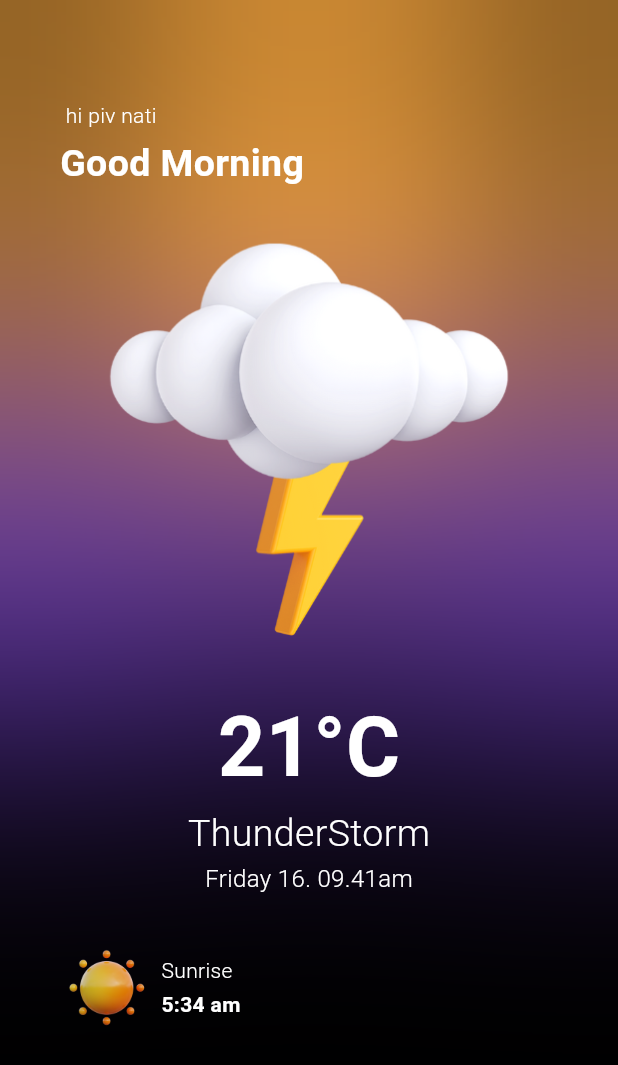
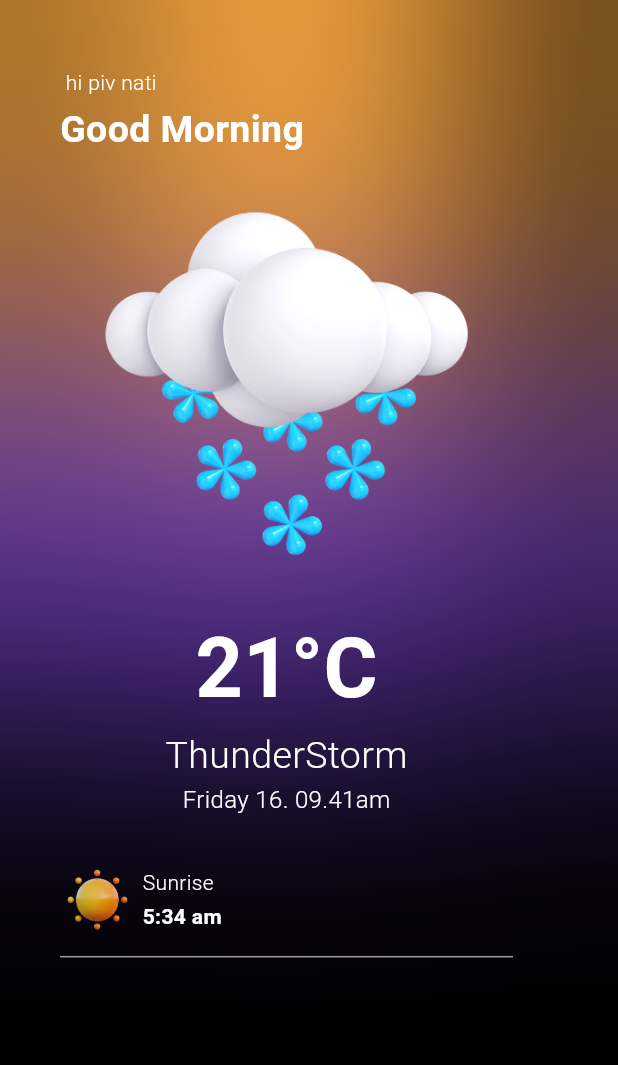
Before and after one commit to natanmuletahunde/weather_app.flutter-, a Flutter app: the screen it shows after launch, on a phone screen of 412 x 824 dp. Shown: the top 1065 px of the screen. Run offline on Flutter 3.47's test engine with Material 3 defaults, Android fonts, the phone set to English and light mode, and no system bars; our stand-ins replace bloc.

Commit message:
add the divider for the row items

```diff
--- a/lib/screens/home_screen.dart
+++ b/lib/screens/home_screen.dart
@@ -19,7 +19,7 @@ class HomeScreen extends StatelessWidget {
         ),
       ),
       body: Padding(
-        padding: EdgeInsets.fromLTRB(40, 1.2 * kToolbarHeight, 40, 20),
+        padding: EdgeInsets.fromLTRB(40, 0.8 * kToolbarHeight, 70, 5), // Reduced the top padding to move content up
         child: SizedBox(
           height: MediaQuery.of(context).size.height,
           child: Stack(
@@ -66,8 +66,7 @@ class HomeScreen extends StatelessWidget {
                 width: MediaQuery.of(context).size.width,
                 height: MediaQuery.of(context).size.height,
                 child: Column(
-                  crossAxisAlignment: CrossAxisAlignment
-                      .start, // make the column to start from the  the begin of the page
+                  crossAxisAlignment: CrossAxisAlignment.start, // Keep the column start from the top
                   children: [
                     const Text(
                       ' hi piv nati',
@@ -85,7 +84,7 @@ class HomeScreen extends StatelessWidget {
                           fontSize: 25,
                           fontWeight: FontWeight.bold),
                     ),
-                    Image.asset('assets/1.png'),
+                    Image.asset('assets/4.png'),
                     const Center(
                       child: Text(
                         '21°C',
@@ -123,7 +122,7 @@ class HomeScreen extends StatelessWidget {
                           children: [
                             Image.asset(
                               'assets/11.png',
-                              scale: 8,
+                              scale: 10,
                             ),
                             const SizedBox(
                               width: 5,
@@ -151,7 +150,14 @@ class HomeScreen extends StatelessWidget {
                           ],
                         )
                       ],
-                    )
+                    ),
+                    const Padding(padding:
+                    EdgeInsets.symmetric(
+                      vertical: 5
+                    ),
+                    child: Divider(
+                      color: Colors.grey,
+                    ),)
                   ],
                 ),
               )
```
